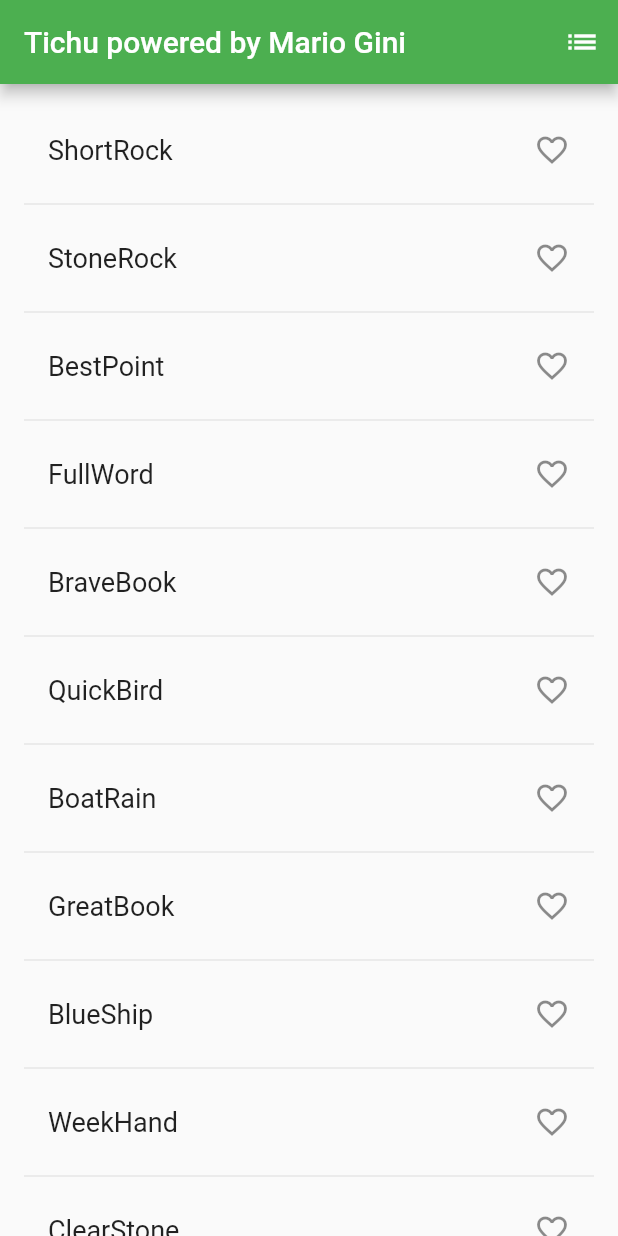
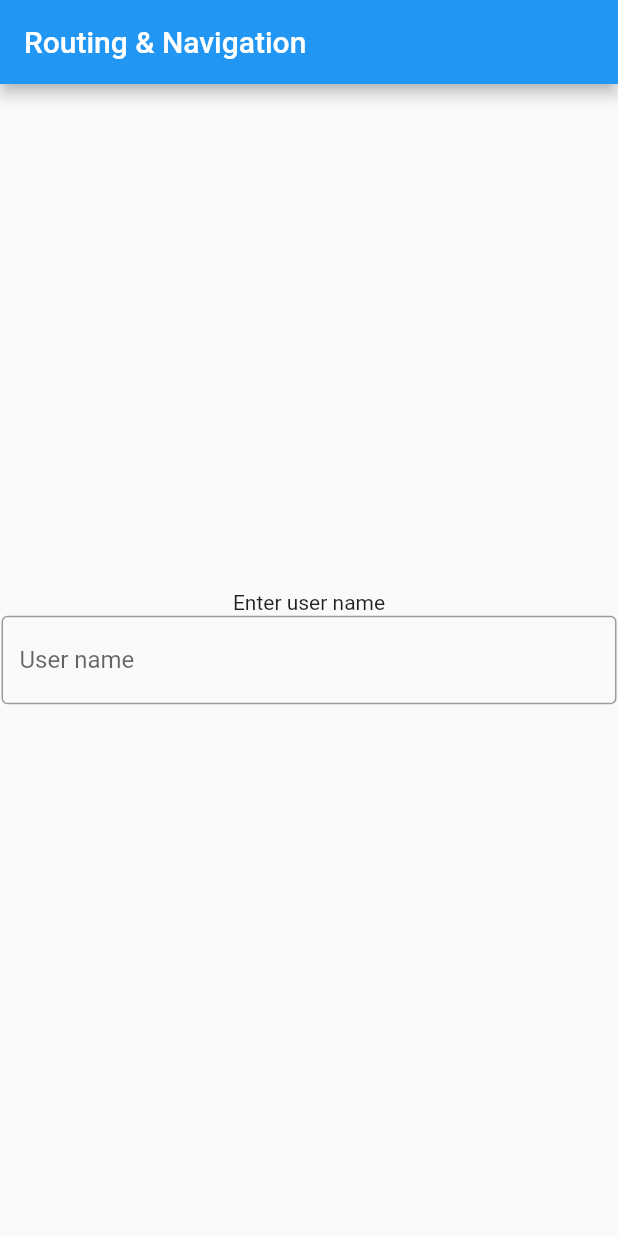
Before and after one commit to MarioGini/tichu, a Flutter app: the screen it shows after launch, on a phone screen of 412 x 824 dp. Run offline on Flutter 3.47's test engine with Material 2 defaults, Android fonts, the phone set to English and light mode, and no system bars.

Commit message:
further changes

```diff
--- a/lib/main.dart
+++ b/lib/main.dart
@@ -1,127 +1,64 @@
-// Copyright 2018 The Flutter team. All rights reserved.
-// Use of this source code is governed by a BSD-style license that can be
-// found in the LICENSE file.
-
 import 'package:flutter/material.dart';
-import 'package:english_words/english_words.dart';
+import 'routes/routeA.dart';
 
 void main() => runApp(MyApp());
 
-// #docregion MyApp
 class MyApp extends StatelessWidget {
-  // #docregion build
+  // This widget is the root of your application.
   @override
   Widget build(BuildContext context) {
     return MaterialApp(
-      title: 'Tichu',
+      title: 'Flutter Demo',
+      routes: {'routeA': (context) => RouteA()},
       theme: ThemeData(
-        primaryColor: Colors.green,
+        primarySwatch: Colors.blue,
       ),
-      home: RandomWords(),
+      home: MyHomePage(),
     );
   }
-  // #enddocregion build
 }
-// #enddocregion MyApp
 
-// #docregion RWS-var
-class RandomWordsState extends State<RandomWords> {
-  final _suggestions = <WordPair>[];
-  final Set<WordPair> _saved = Set<WordPair>();
-  final _biggerFont = const TextStyle(fontSize: 18.0);
-  // #enddocregion RWS-var
+class MyHomePage extends StatefulWidget {
+  @override
+  _MyHomePageState createState() => _MyHomePageState();
+}
 
-  // #docregion _buildSuggestions
-  Widget _buildSuggestions() {
-    return ListView.builder(
-        padding: const EdgeInsets.all(16.0),
-        itemBuilder: /*1*/ (context, i) {
-          if (i.isOdd) return Divider(); /*2*/
+class _MyHomePageState extends State<MyHomePage> {
+  String _username = "";
 
-          final index = i ~/ 2; /*3*/
-          if (index >= _suggestions.length) {
-            _suggestions.addAll(generateWordPairs().take(10)); /*4*/
-          }
-          return _buildRow(_suggestions[index]);
-        });
-  }
-  // #enddocregion _buildSuggestions
-
-  // #docregion _buildRow
-  Widget _buildRow(WordPair pair) {
-    final bool alreadySaved = _saved.contains(pair);
-    return ListTile(
-      title: Text(
-        pair.asPascalCase,
-        style: _biggerFont,
-      ),
-      trailing: Icon(
-        alreadySaved ? Icons.favorite : Icons.favorite_border,
-        color: alreadySaved ? Colors.red : null,
-      ),
-      onTap: () {
-        setState(() {
-          if (alreadySaved) {
-            _saved.remove(pair);
-          } else {
-            _saved.add(pair);
-          }
-        });
-      },
-    );
-  }
-  // #enddocregion _buildRow
-
-  // #docregion RWS-build
   @override
   Widget build(BuildContext context) {
     return Scaffold(
       appBar: AppBar(
-        title: Text('Tichu powered by Mario Gini'),
-        actions: <Widget>[
-          IconButton(icon: Icon(Icons.list), onPressed: _pushSaved),
-        ],
+        title: Text("Routing & Navigation"),
       ),
-      body: _buildSuggestions(),
-    );
-  }
-
-  void _pushSaved() {
-    Navigator.of(context).push(
-      MaterialPageRoute<void>(
-        builder: (BuildContext context) {
-          final Iterable<ListTile> tiles = _saved.map(
-            (WordPair pair) {
-              return ListTile(
-                title: Text(
-                  pair.asPascalCase,
-                  style: _biggerFont,
+      body: Center(
+        child: Column(
+          mainAxisAlignment: MainAxisAlignment.center,
+          children: <Widget>[
+            Text('Enter user name'),
+            Padding(
+              padding: EdgeInsets.all(1.0),
+              child: TextField(
+                decoration: InputDecoration(
+                  labelText: "User name",
+                  border: OutlineInputBorder(),
                 ),
-              );
-            },
-          );
-          final List<Widget> divided = ListTile.divideTiles(
-            context: context,
-            tiles: tiles,
-          ).toList();
-
-          return Scaffold(
-            appBar: AppBar(
-              title: Text('Saved Suggestions'),
+                onSubmitted: (String str) {
+                  setState(() {
+                    _username = str;
+                    Navigator.push(
+                      context,
+                      MaterialPageRoute(builder: (context) => RouteA()),
+                    );
+                  });
+                },
+              ),
             ),
-            body: ListView(children: divided),
-          );
-        },
+            Text(_username),
+          ],
+        ),
       ),
     );
   }
-
-  // #enddocregion RWS-build
-  // #docregion RWS-var
 }
-// #enddocregion RWS-var
-
-class RandomWords extends StatefulWidget {
-  @override
-  RandomWordsState createState() => RandomWordsState();
-}
```
Also changed, not shown: lib/routes/routeA.dart (added, +34 -0 lines), lib/routes/routeB.dart (added, +18 -0 lines).
